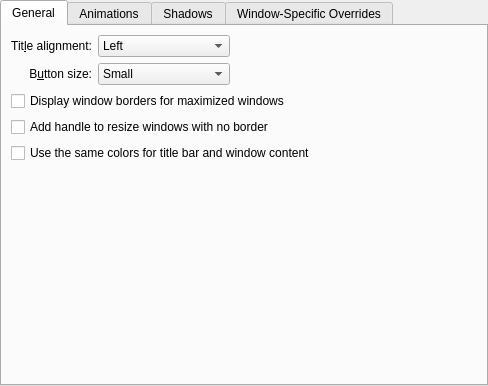
This is kdecoration/config/ui/oxygenconfigurationui.ui in KDE/oxygen as Qt 5 draws it before an edit. The edited form follows.
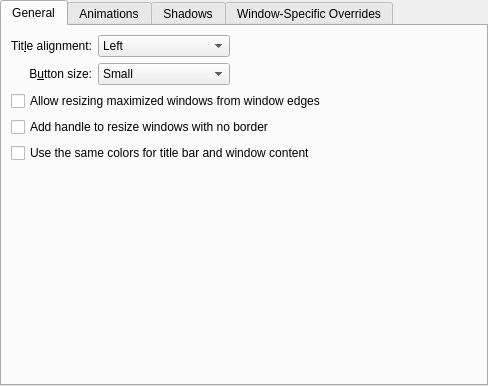
This is the edited form. Custom widgets are drawn as their Qt base class.

Commit message: Make it obvious what "Display window borders for maximized windows" is for

Diff of the .ui file:
```diff
--- a/kdecoration/config/ui/oxygenconfigurationui.ui
+++ b/kdecoration/config/ui/oxygenconfigurationui.ui
@@ -121,7 +121,7 @@
        <item row="2" column="0" colspan="3">
         <widget class="QCheckBox" name="drawBorderOnMaximizedWindows">
          <property name="text">
-          <string>Display window borders for maximized windows</string>
+          <string>Allow resizing maximized windows from window edges</string>
          </property>
         </widget>
        </item>
```
